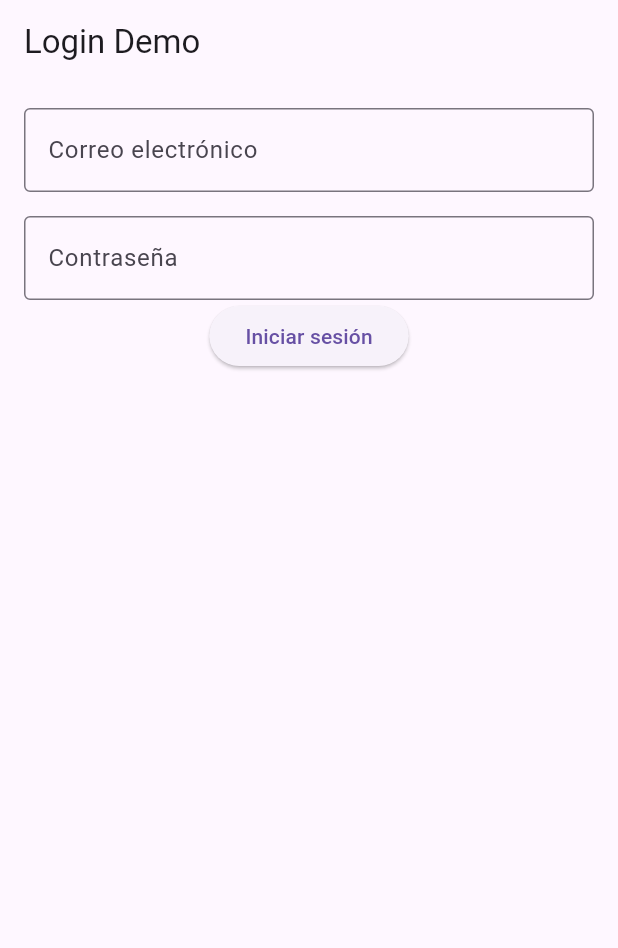
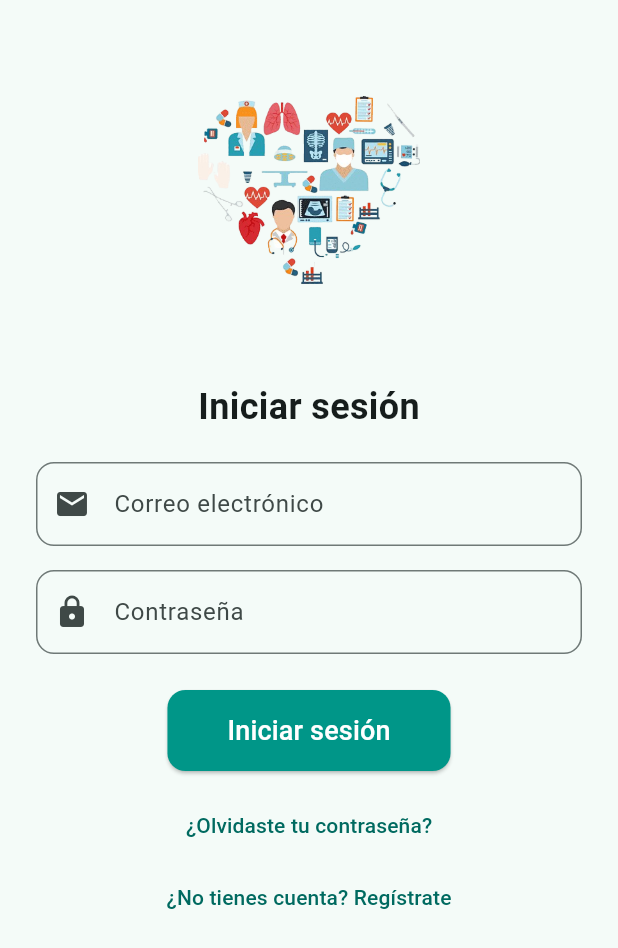
Before and after one commit to EverthKantun/appointment_app_UI-DB, a Flutter app: the screen it shows after launch, on a phone screen of 412 x 824 dp. Shown: the top 948 px of the screen. Run offline on Flutter 3.47's test engine with Material 3 defaults, Android fonts, the phone set to English and light mode, and no system bars; our stand-ins replace firebase_auth, firebase_core; accounts and stored records are empty; generated files the repository leaves out were written again.

Commit message:
Login added with Firebase Auth

```diff
--- a/lib/main.dart
+++ b/lib/main.dart
@@ -1,6 +1,16 @@
 import 'package:flutter/material.dart';
+import 'package:firebase_core/firebase_core.dart';
+import 'firebase_options.dart';
+import 'pages/login_page.dart';
+import 'pages/register_page.dart';
+import 'pages/forgot_password_page.dart';
+import 'pages/home_page.dart';
 
-void main() {
+void main() async {
+  WidgetsFlutterBinding.ensureInitialized();
+  await Firebase.initializeApp(
+    options: DefaultFirebaseOptions.currentPlatform,
+  );
   runApp(const MyApp());
 }
 
@@ -10,80 +20,19 @@ class MyApp extends StatelessWidget {
   @override
   Widget build(BuildContext context) {
     return MaterialApp(
-      title: 'Login de prueba',
-      home: LoginPage(),
+      debugShowCheckedModeBanner: false,
+      title: 'Citas Médicas',
+      theme: ThemeData(
+        colorScheme: ColorScheme.fromSeed(seedColor: Colors.teal),
+        useMaterial3: true,
+      ),
+      initialRoute: '/login',
+      routes: {
+        '/login': (_) => const LoginPage(),
+        '/register': (_) => const RegisterPage(),
+        '/forgot-password': (_) => const ForgotPasswordPage(),
+        '/home': (_) => HomePage(),
+      },
     );
   }
 }
-
-class LoginPage extends StatefulWidget {
-  @override
-  State<LoginPage> createState() => _LoginPageState();
-}
-
-class _LoginPageState extends State<LoginPage> {
-  final _formKey = GlobalKey<FormState>();
-  final TextEditingController emailController = TextEditingController();
-  final TextEditingController passwordController = TextEditingController();
-
-  @override
-  Widget build(BuildContext context) {
-    return Scaffold(
-      appBar: AppBar(
-        title: const Text('Login Demo'),
-      ),
-      body: Padding(
-        padding: const EdgeInsets.all(16.0),
-        child: Form(
-          key: _formKey,
-          child: Column(
-            children: [
-              // Campo correo
-              TextFormField(
-                controller: emailController,
-                decoration: const InputDecoration(
-                  labelText: 'Correo electrónico',
-                  border: OutlineInputBorder(),
-                ),
-                validator: (value) {
-                  if (value == null || value.isEmpty) {
-                    return 'Por favor ingresa tu correo';
-                  }
-                  return null;
-                },
-              ),
-              const SizedBox(height: 16),
-              //Campo contraseñña
-              TextFormField(
-                controller:passwordController,
-                decoration: const InputDecoration(
-                  labelText: "Contraseña",
-                  border: OutlineInputBorder(),
-
-                ),
-                obscureText:true,
-                validator:(value){
-                  if (value == null || value.isEmpty){
-                    return "Por favor ingresa tu contraseña";
-                  }
-                  return null;
-                },
-              ),
-              // botón de login
-              ElevatedButton(
-                onPressed: () {
-                  if (_formKey.currentState!.validate()) {
-                    ScaffoldMessenger.of(context).showSnackBar(
-                      const SnackBar(content: Text('Formulario válido')),
-                    );
-                  }
-                },
-                child: const Text('Iniciar sesión'),
-              ),
-            ],
-          ),
-        ),
-      ),
-    );
-  }
-}
--- /dev/null
+++ b/lib/pages/login_page.dart
@@ -0,0 +1,100 @@
+import 'package:flutter/material.dart';
+import '../services/auth_service.dart';
+import '../widgets/custom_text_field.dart';
+import '../widgets/custom_button.dart';
+
+class LoginPage extends StatefulWidget {
+  const LoginPage({super.key});
+
+  @override
+  State<LoginPage> createState() => _LoginPageState();
+}
+
+class _LoginPageState extends State<LoginPage> {
+  final AuthService _authService = AuthService();
+  final _formKey = GlobalKey<FormState>();
+  final TextEditingController emailController = TextEditingController();
+  final TextEditingController passwordController = TextEditingController();
+  bool _isLoading = false;
+
+  Future<void> _login() async {
+    if (_formKey.currentState!.validate()) {
+      setState(() => _isLoading = true);
+      final user = await _authService.loginWithEmail(
+        emailController.text.trim(),
+        passwordController.text.trim(),
+      );
+      setState(() => _isLoading = false);
+
+      if (user != null && mounted) {
+        Navigator.pushReplacementNamed(context, '/home');
+      } else {
+        ScaffoldMessenger.of(context).showSnackBar(
+          const SnackBar(content: Text('Credenciales incorrectas')),
+        );
+      }
+    }
+  }
+
+  @override
+  Widget build(BuildContext context) {
+    return Scaffold(
+      body: SafeArea(
+        child: SingleChildScrollView(
+          padding: const EdgeInsets.all(24),
+          child: Form(
+            key: _formKey,
+            child: Column(
+              children: [
+                const SizedBox(height: 40),
+                Image.asset(
+                  'assets/images/login.png',
+                  height: 150,
+                ),
+                const SizedBox(height: 40),
+                const Text(
+                  'Iniciar sesión',
+                  style: TextStyle(fontSize: 24, fontWeight: FontWeight.bold),
+                ),
+                const SizedBox(height: 20),
+                CustomTextField(
+                  controller: emailController,
+                  labelText: 'Correo electrónico',
+                  prefixIcon: Icons.email,
+                  keyboardType: TextInputType.emailAddress,
+                ),
+                const SizedBox(height: 16),
+                CustomTextField(
+                  controller: passwordController,
+                  labelText: 'Contraseña',
+                  obscureText: true,
+                  prefixIcon: Icons.lock,
+                ),
+                const SizedBox(height: 24),
+                _isLoading
+                    ? const CircularProgressIndicator(color: Colors.teal)
+                    : CustomButton(
+                        text: 'Iniciar sesión',
+                        onPressed: _login,
+                      ),
+                const SizedBox(height: 12),
+                TextButton(
+                  onPressed: () {
+                    Navigator.pushNamed(context, '/forgot-password');
+                  },
+                  child: const Text('¿Olvidaste tu contraseña?'),
+                ),
+                TextButton(
+                  onPressed: () {
+                    Navigator.pushReplacementNamed(context, '/register');
+                  },
+                  child: const Text('¿No tienes cuenta? Regístrate'),
+                ),
+              ],
+            ),
+          ),
+        ),
+      ),
+    );
+  }
+}
--- /dev/null
+++ b/lib/widgets/custom_button.dart
@@ -0,0 +1,30 @@
+import 'package:flutter/material.dart';
+
+class CustomButton extends StatelessWidget {
+  final String text;
+  final VoidCallback onPressed;
+
+  const CustomButton({
+    super.key,
+    required this.text,
+    required this.onPressed,
+  });
+
+  @override
+  Widget build(BuildContext context) {
+    return ElevatedButton(
+      onPressed: onPressed,
+      style: ElevatedButton.styleFrom(
+        backgroundColor: Colors.teal,
+        padding: const EdgeInsets.symmetric(vertical: 14, horizontal: 40),
+        shape: RoundedRectangleBorder(
+          borderRadius: BorderRadius.circular(12),
+        ),
+      ),
+      child: Text(
+        text,
+        style: const TextStyle(fontSize: 18, color: Colors.white),
+      ),
+    );
+  }
+}
--- /dev/null
+++ b/lib/widgets/custom_text_field.dart
@@ -0,0 +1,44 @@
+import 'package:flutter/material.dart';
+
+class CustomTextField extends StatelessWidget {
+  final TextEditingController controller;
+  final String labelText;
+  final String? hintText;
+  final bool obscureText;
+  final TextInputType keyboardType;
+  final IconData? prefixIcon;
+  final String? Function(String?)? validator;
+
+  const CustomTextField({
+    super.key,
+    required this.controller,
+    required this.labelText,
+    this.hintText,
+    this.obscureText = false,
+    this.keyboardType = TextInputType.text,
+    this.prefixIcon,
+    this.validator,
+  });
+
+  @override
+  Widget build(BuildContext context) {
+    return TextFormField(
+      controller: controller,
+      obscureText: obscureText,
+      keyboardType: keyboardType,
+      validator: validator,
+      decoration: InputDecoration(
+        labelText: labelText,
+        hintText: hintText,
+        prefixIcon: prefixIcon != null ? Icon(prefixIcon) : null,
+        border: OutlineInputBorder(
+          borderRadius: BorderRadius.circular(12),
+        ),
+        focusedBorder: OutlineInputBorder(
+          borderRadius: BorderRadius.circular(12),
+          borderSide: const BorderSide(color: Colors.teal, width: 2),
+        ),
+      ),
+    );
+  }
+}
```
Also changed, not shown: lib/pages/forgot_password_page.dart (added, +78 -0 lines), lib/pages/home_page.dart (added, +52 -0 lines), lib/pages/register_page.dart (added, +113 -0 lines), lib/services/auth_service.dart (added, +51 -0 lines), pubspec.yaml (+5 -2 lines), assets/images/home.jpg (added), assets/images/home.png (added), assets/images/login.png (added), assets/images/newuser.jpg (added), assets/images/newuser.png (added), assets/images/recuperar.png (added), firebase.json (added), pubspec.lock, 7 other files.
